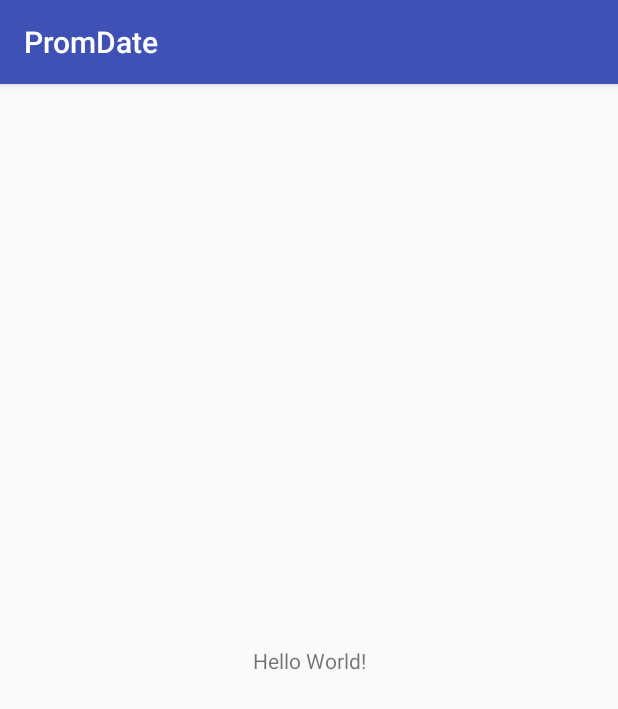
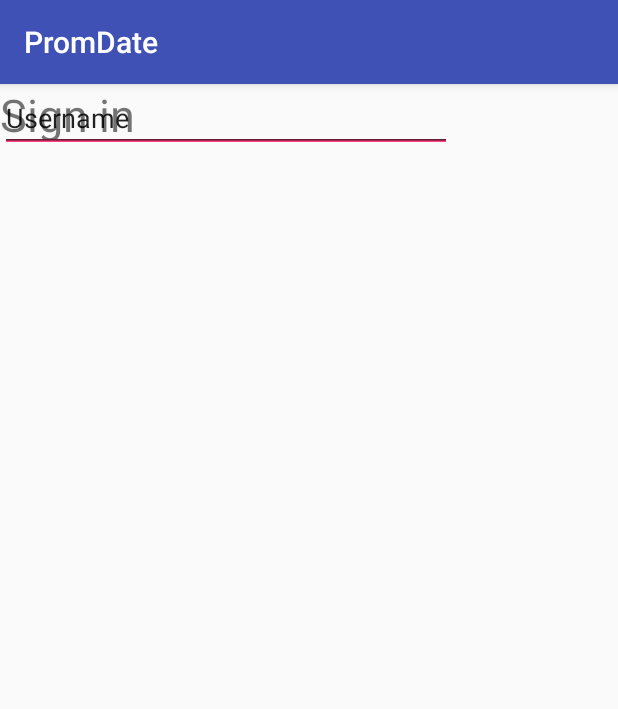
Before and after one commit to jpoist504/PromDate, an Android app: the screen it shows after launch (LoginPage), on a phone screen of 412 x 824 dp. Shown: the top 709 px of the screen. Run offline under Robolectric (Android 15) with nearby library versions, the phone set to English and light mode, and no system bars.

Commit message:
Added some things to the log in screen

```diff
--- a/app/src/main/res/layout/activity_login_page.xml
+++ b/app/src/main/res/layout/activity_login_page.xml
@@ -7,12 +7,30 @@
     tools:context=".LoginPage">
 
     <TextView
+        android:id="@+id/textView"
         android:layout_width="wrap_content"
         android:layout_height="wrap_content"
-        android:text="Hello World!"
-        app:layout_constraintBottom_toBottomOf="parent"
-        app:layout_constraintLeft_toLeftOf="parent"
-        app:layout_constraintRight_toRightOf="parent"
-        app:layout_constraintTop_toTopOf="parent" />
+        android:text="Sign in"
+        android:textSize="30sp"
+        tools:layout_editor_absoluteX="16dp"
+        tools:layout_editor_absoluteY="16dp" />
 
+    <EditText
+        android:id="@+id/editText"
+        android:layout_width="301dp"
+        android:layout_height="wrap_content"
+        android:ems="10"
+        android:inputType="textEmailAddress"
+        android:text="Username"
+        tools:layout_editor_absoluteX="42dp"
+        tools:layout_editor_absoluteY="132dp" />
+
+    <EditText
+        android:id="@+id/editText2"
+        android:layout_width="301dp"
+        android:layout_height="wrap_content"
+        android:ems="10"
+        android:inputType="textPassword"
+        tools:layout_editor_absoluteX="42dp"
+        tools:layout_editor_absoluteY="232dp" />
 </android.support.constraint.ConstraintLayout>
```
